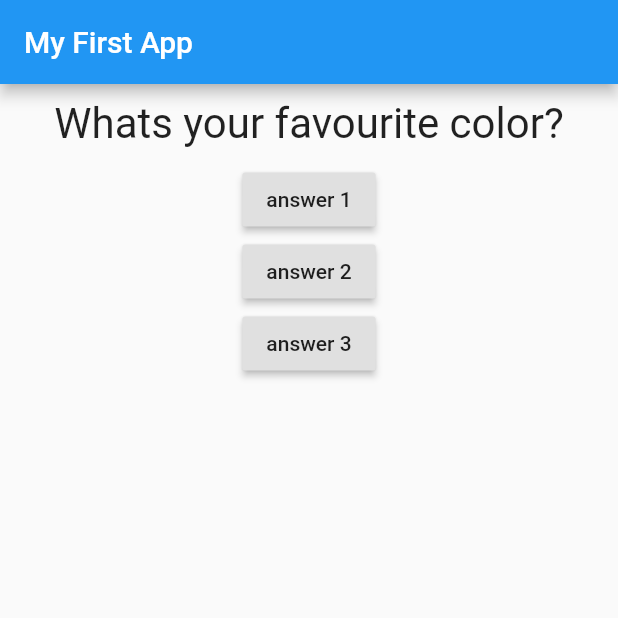
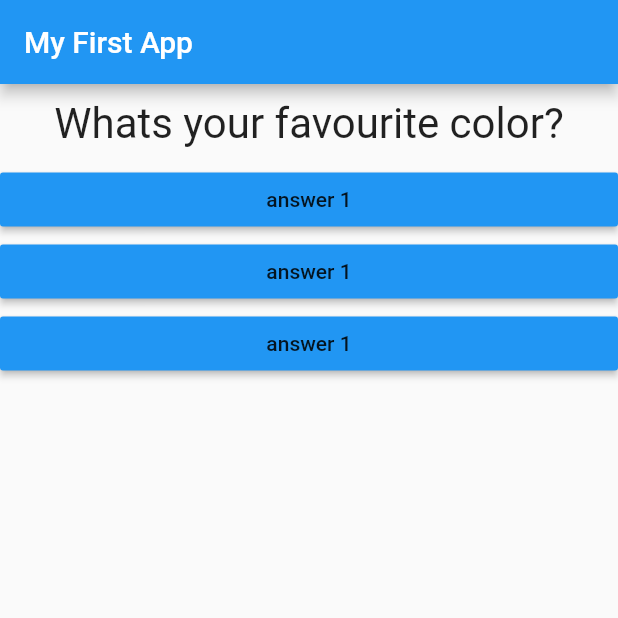
Before and after one commit to aldyazarya/flutterBasics-QUIZ_APP, a Flutter app: the screen it shows after launch, on a phone screen of 412 x 824 dp, the top half of it. Run offline on Flutter 3.47's test engine with Material 2 defaults, Android fonts, the phone set to English and light mode, and no system bars.

Commit message:
passing callback function for button answer

```diff
--- /dev/null
+++ b/lib/answer.dart
@@ -0,0 +1,19 @@
+import 'package:flutter/material.dart';
+
+class Answer extends StatelessWidget {
+  final Function selectHandler;
+
+  Answer(this.selectHandler);
+
+  @override
+  Widget build(BuildContext context) {
+    return Container(
+      width: double.infinity,
+      child: RaisedButton(
+        color: Colors.blue,
+        child: Text('answer 1'),
+        onPressed: selectHandler, //declare function
+      ),
+    );
+  }
+}
--- a/lib/main.dart
+++ b/lib/main.dart
@@ -1,6 +1,7 @@
 import 'package:flutter/material.dart';
 
 import './question.dart';
+import './answer.dart';
 
 // void main() {
 //   runApp(MyApp());
@@ -44,20 +45,10 @@ class _MyAppState extends State<MyApp> {
           children: [
             // Text(questions.elementAt(0)), // function elementAt for indexing just like questions[0]
             Question(questions[_questionIndex]),
-            RaisedButton(
-              child: Text('answer 1'),
-              onPressed: _answerQuestion, //declare function
-            ),
-            RaisedButton(
-              child: Text('answer 2'),
-              onPressed: () => print('answer choosen 2'), //anonymous function type 1
-            ),
-            RaisedButton(
-              child: Text('answer 3'),
-              onPressed: () {   //anonymous function type 2
-                print('answer choosen 3'); //use it when we just want to declare one function or use it in one place
-              },
-            )
+            Answer(_answerQuestion),
+            Answer(_answerQuestion),
+            Answer(_answerQuestion),
+
           ],
         ),
       ),
--- a/lib/question.dart
+++ b/lib/question.dart
@@ -10,7 +10,7 @@ class Question extends StatelessWidget {
   Widget build(BuildContext context) {
     return Container(
       width: double.infinity,
-      margin: EdgeInsets.all(10),
+      margin: EdgeInsets.only(bottom: 10, top: 10, left: 10, right: 10),
       child: Text(questionText,
       style: TextStyle(fontSize: 28),
       textAlign: TextAlign.center,
```
